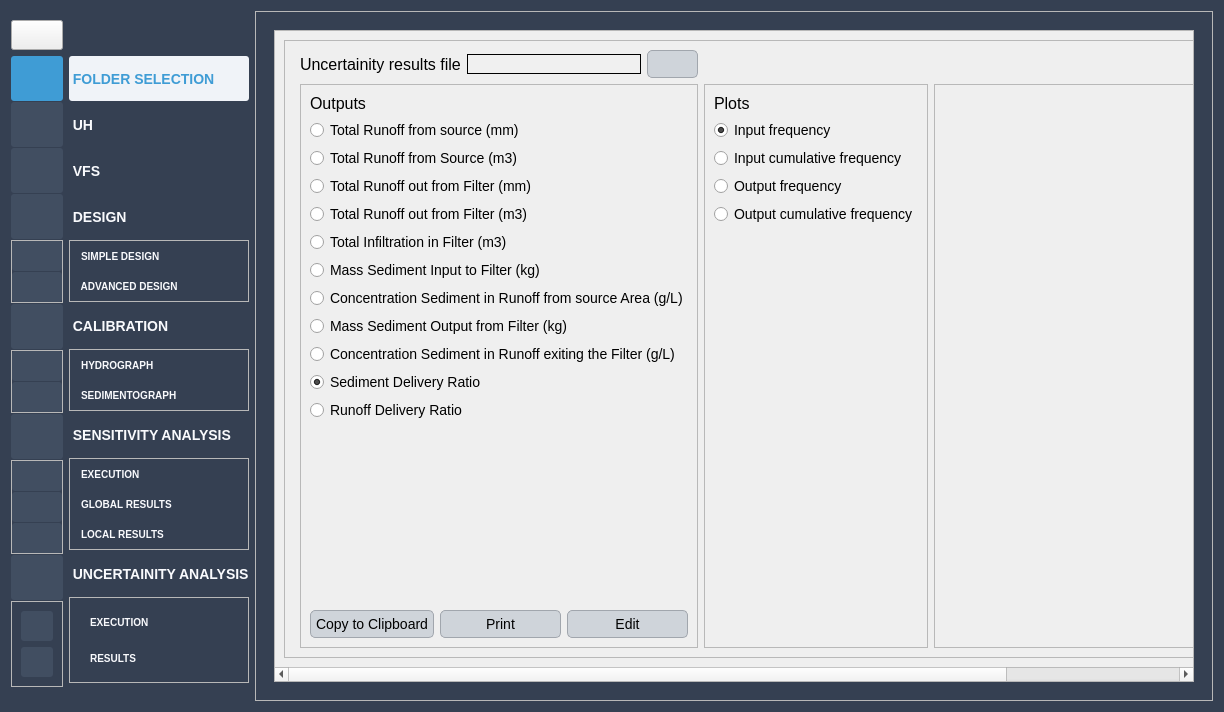
Old version of the form ui/Qvfsmod_dialog_base.ui in the repository Inigobarbe/VFSMOD-GUI.
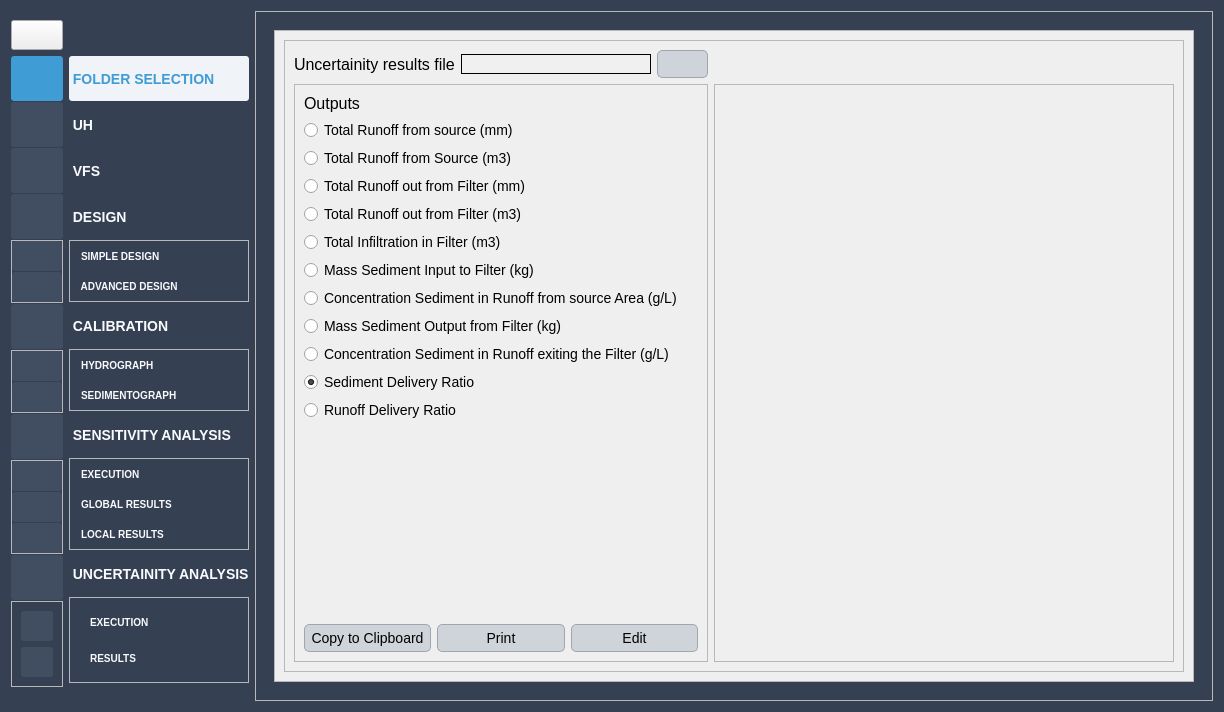
New version of the form. The open tabs and pages were chosen to show the change. Icons and pictures are not drawn.

```diff
--- a/ui/Qvfsmod_dialog_base.ui
+++ b/ui/Qvfsmod_dialog_base.ui
@@ -8075,8 +8075,8 @@
               <rect>
                <x>0</x>
                <y>0</y>
-               <width>1157</width>
-               <height>453</height>
+               <width>908</width>
+               <height>634</height>
               </rect>
              </property>
              <layout class="QGridLayout" name="gridLayout_96">
@@ -8089,28 +8089,7 @@
                  <enum>QFrame::Raised</enum>
                 </property>
                 <layout class="QGridLayout" name="gridLayout_95">
-                 <item row="0" column="1">
-                  <layout class="QHBoxLayout" name="horizontalLayout_139">
-                   <item>
-                    <widget class="QLabel" name="label_143">
-                     <property name="text">
-                      <string>Uncertainity results file</string>
-                     </property>
-                    </widget>
-                   </item>
-                   <item>
-                    <widget class="QLineEdit" name="csv_results_uncertainity"/>
-                   </item>
-                   <item>
-                    <widget class="QPushButton" name="browse_uncertainity_csv">
-                     <property name="text">
-                      <string/>
-                     </property>
-                    </widget>
-                   </item>
-                  </layout>
-                 </item>
-                 <item row="1" column="1">
+                 <item row="1" column="0">
                   <widget class="QFrame" name="frame_69">
                    <property name="frameShape">
                     <enum>QFrame::StyledPanel</enum>
@@ -8247,7 +8226,28 @@
                    </layout>
                   </widget>
                  </item>
-                 <item row="1" column="3">
+                 <item row="0" column="0">
+                  <layout class="QHBoxLayout" name="horizontalLayout_139">
+                   <item>
+                    <widget class="QLabel" name="label_143">
+                     <property name="text">
+                      <string>Uncertainity results file</string>
+                     </property>
+                    </widget>
+                   </item>
+                   <item>
+                    <widget class="QLineEdit" name="csv_results_uncertainity"/>
+                   </item>
+                   <item>
+                    <widget class="QPushButton" name="browse_uncertainity_csv">
+                     <property name="text">
+                      <string/>
+                     </property>
+                    </widget>
+                   </item>
+                  </layout>
+                 </item>
+                 <item row="1" column="1">
                   <widget class="QFrame" name="frame_68">
                    <property name="minimumSize">
                     <size>
@@ -8263,79 +8263,6 @@
                    </property>
                   </widget>
                  </item>
-                 <item row="1" column="2">
-                  <widget class="QFrame" name="frame_70">
-                   <property name="frameShape">
-                    <enum>QFrame::StyledPanel</enum>
-                   </property>
-                   <property name="frameShadow">
-                    <enum>QFrame::Raised</enum>
-                   </property>
-                   <layout class="QVBoxLayout" name="verticalLayout_22">
-                    <item>
-                     <widget class="QLabel" name="label_74">
-                      <property name="text">
-                       <string>Plots</string>
-                      </property>
-                     </widget>
-                    </item>
-                    <item>
-                     <widget class="QRadioButton" name="input_uncertainity">
-                      <property name="text">
-                       <string>Input frequency</string>
-                      </property>
-                      <property name="checked">
-                       <bool>true</bool>
-                      </property>
-                     </widget>
-                    </item>
-                    <item>
-                     <widget class="QRadioButton" name="input_uncertainity_cumulative">
-                      <property name="text">
-                       <string>Input cumulative frequency</string>
-                      </property>
-                     </widget>
-                    </item>
-                    <item>
-                     <widget class="QRadioButton" name="output_uncertainity">
-                      <property name="text">
-                       <string>Output frequency</string>
-                      </property>
-                     </widget>
-                    </item>
-                    <item>
-                     <widget class="QRadioButton" name="output_uncertainity_cumulative">
-                      <property name="text">
-                       <string>Output cumulative frequency</string>
-                      </property>
-                     </widget>
-                    </item>
-                    <item>
-                     <spacer name="verticalSpacer_16">
-                      <property name="orientation">
-                       <enum>Qt::Vertical</enum>
-                      </property>
-                      <property name="sizeHint" stdset="0">
-                       <size>
-                        <width>20</width>
-                        <height>40</height>
-                       </size>
-                      </property>
-                     </spacer>
-                    </item>
-                   </layout>
-                  </widget>
-                 </item>
-                 <item row="1" column="0">
-                  <widget class="QFrame" name="inputs_uncertainity">
-                   <property name="frameShape">
-                    <enum>QFrame::StyledPanel</enum>
-                   </property>
-                   <property name="frameShadow">
-                    <enum>QFrame::Raised</enum>
-                   </property>
-                  </widget>
-                 </item>
                 </layout>
                </widget>
               </item>
```
Left out of the diff: 60 changed lines with no effect on the pictures.
